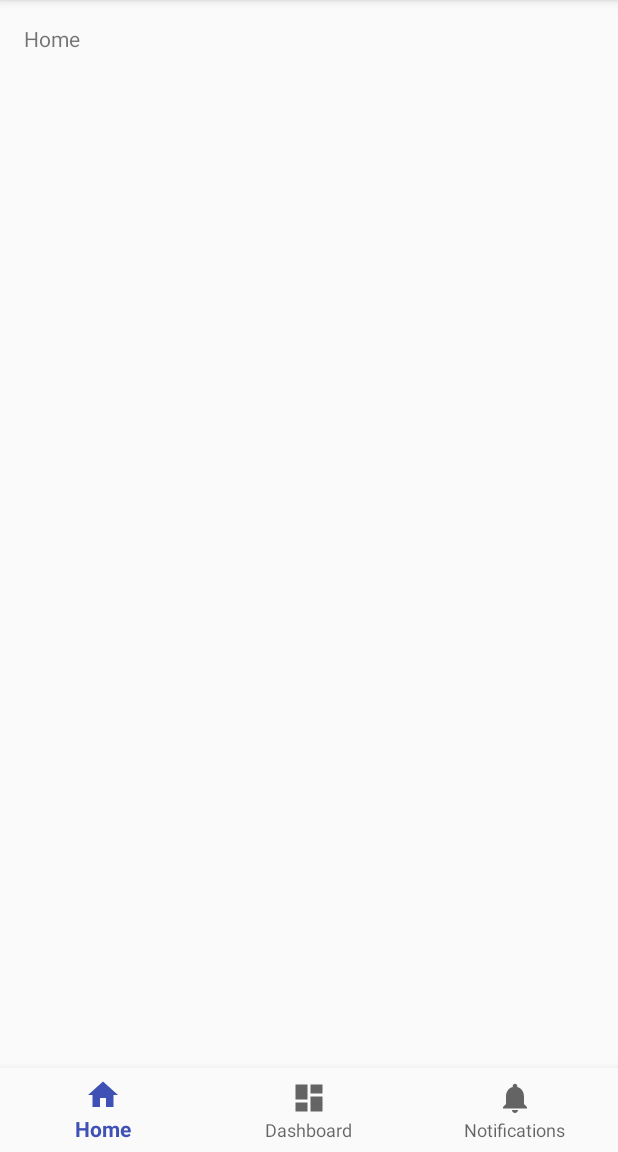
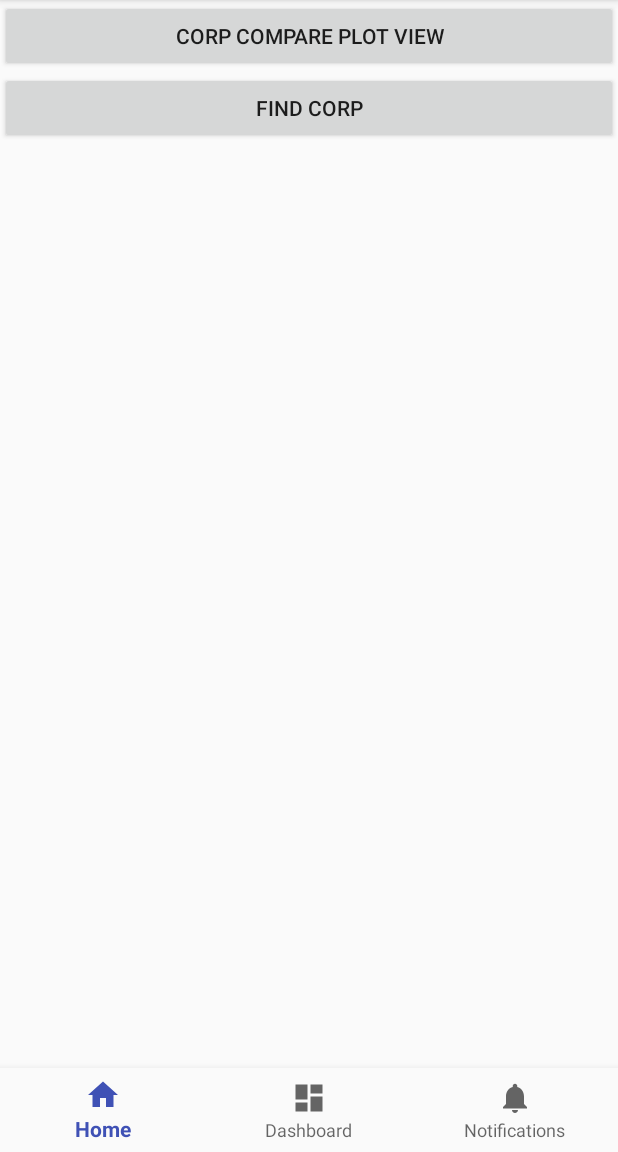
Before and after one commit to stockbrother/daydayup, an Android app: the screen it shows after launch (MainActivity), on a phone screen of 412 x 824 dp, the part 84-1236 px from its top. Run offline under Robolectric (Android 15) with nearby library versions, the phone set to English and light mode, and no system bars; libraries missing offline, so code that uses them is left out: org.slf4j.

Commit message:
re-layout

```diff
--- a/ddreport/ddreport-app/build.gradle
+++ b/ddreport/ddreport-app/build.gradle
@@ -31,5 +31,5 @@ dependencies {
     compile 'com.android.support:support-vector-drawable:26.+'
     compile project(':ddreport-core')
     compile 'com.androidplot:androidplot-core:1.5.0'
-    //compile 'org.slf4j:slf4j-android:1.7.25'
+    compile 'org.slf4j:slf4j-android:1.7.25'
 }
--- a/ddreport/ddreport-app/src/main/java/com/daydayup/ddreport/MainActivity.java
+++ b/ddreport/ddreport-app/src/main/java/com/daydayup/ddreport/MainActivity.java
@@ -1,12 +1,13 @@
 package com.daydayup.ddreport;
 
+import android.content.Intent;
 import android.os.Bundle;
-import android.os.Environment;
 import android.support.annotation.NonNull;
 import android.support.design.widget.BottomNavigationView;
 import android.support.v7.app.AppCompatActivity;
 import android.view.MenuItem;
-import android.widget.TextView;
+import android.view.View;
+import android.widget.Button;
 import daydayup.jdbc.JdbcAccessTemplate;
 import daydayup.openstock.database.DataBaseService;
 import org.slf4j.Logger;
@@ -17,7 +18,7 @@ import java.sql.Connection;
 
 public class MainActivity extends AppCompatActivity {
 
-    private TextView mTextMessage;
+
     private static final Logger LOG = LoggerFactory.getLogger(MainActivity.class);
     private BottomNavigationView.OnNavigationItemSelectedListener mOnNavigationItemSelectedListener
             = new BottomNavigationView.OnNavigationItemSelectedListener() {
@@ -26,10 +27,10 @@ public class MainActivity extends AppCompatActivity {
         public boolean onNavigationItemSelected(@NonNull MenuItem item) {
             switch (item.getItemId()) {
                 case R.id.navigation_home:
-                    mTextMessage.setText(R.string.title_home);
+
                     return true;
                 case R.id.navigation_dashboard:
-                    mTextMessage.setText(R.string.title_dashboard);
+
                     return true;
                 case R.id.navigation_notifications:
                     onTest();
@@ -39,33 +40,39 @@ public class MainActivity extends AppCompatActivity {
         }
 
     };
-    SimpleXYPlotView plot;
 
     @Override
     protected void onCreate(Bundle savedInstanceState) {
         super.onCreate(savedInstanceState);
         setContentView(R.layout.activity_main);
+        {
 
-        plot = new SimpleXYPlotView(this);
+            Button button = (Button) this.findViewById(R.id.corpCompareButtonView);
+            button.setOnClickListener(new View.OnClickListener() {
+                @Override
+                public void onClick(View view) {
+                    startActivity(new Intent(MainActivity.this, CorpComparePlotActivity.class));
+                }
+            });
+        }
+        {
 
-        mTextMessage = (TextView) findViewById(R.id.message);
-        BottomNavigationView navigation = (BottomNavigationView) findViewById(R.id.navigation);
+            Button button = (Button) this.findViewById(R.id.corpFindButtonView);
+            button.setOnClickListener(new View.OnClickListener() {
+                @Override
+                public void onClick(View view) {
+                    startActivity(new Intent(MainActivity.this, CorpFindActivity.class));
+                }
+            });
+        }
+
+        BottomNavigationView navigation = (BottomNavigationView) this.findViewById(R.id.navigation);
         navigation.setOnNavigationItemSelectedListener(mOnNavigationItemSelectedListener);
     }
 
     private void onTest() {
-        mTextMessage.setText(R.string.title_notifications + ",please wait....");
-        File storage = Environment.getExternalStorageDirectory();
 
-        File file = new File(new File(storage, ".ddreport"), "h2");
-        if (!file.exists()) {
-            LOG.warn("no folder found: " + file.getAbsolutePath());
 
-        } else {
-
-            mTextMessage.setText(R.string.title_notifications + ",rt:" );
-        }
-        this.plot.showView();
     }
 
     public void onTestx() {
@@ -105,7 +112,7 @@ public class MainActivity extends AppCompatActivity {
                 return "done";
             }
         }, false);
-        mTextMessage.setText(R.string.title_notifications);
+        //        mTextMessage.setText(R.string.title_notifications);
     }
 
 }
--- a/ddreport/ddreport-app/src/main/res/layout/activity_main.xml
+++ b/ddreport/ddreport-app/src/main/res/layout/activity_main.xml
@@ -8,25 +8,24 @@
         android:layout_height="match_parent"
         android:orientation="vertical"
         tools:context=".MainActivity">
+    <ScrollView android:layout_width="fill_parent"
+                android:layout_height="wrap_content"
+                android:layout_weight="1">
+        <LinearLayout
+                android:orientation="vertical"
+                android:layout_width="fill_parent"
+                android:layout_height="wrap_content">
 
-    <FrameLayout
-            android:id="@+id/content"
-            android:layout_width="match_parent"
-            android:layout_height="0dp"
-            android:layout_weight="1">
-
-        <TextView
-                android:id="@+id/message"
-                android:layout_width="match_parent"
-                android:layout_height="wrap_content"
-                android:layout_marginBottom="@dimen/activity_vertical_margin"
-                android:layout_marginLeft="@dimen/activity_horizontal_margin"
-                android:layout_marginRight="@dimen/activity_horizontal_margin"
-                android:layout_marginTop="@dimen/activity_vertical_margin"
-                android:text="@string/title_home"/>
-
-    </FrameLayout>
-
+            <Button
+                    android:id="@+id/corpCompareButtonView"
+                    style="@style/toc_button"
+                    android:text="Corp Compare Plot View"/>
+            <Button
+                    android:id="@+id/corpFindButtonView"
+                    style="@style/toc_button"
+                    android:text="Find Corp"/>
+        </LinearLayout>
+    </ScrollView>
     <android.support.design.widget.BottomNavigationView
             android:id="@+id/navigation"
             android:layout_width="match_parent"
--- a/ddreport/ddreport-app/src/main/res/values/styles.xml
+++ b/ddreport/ddreport-app/src/main/res/values/styles.xml
@@ -7,5 +7,8 @@
         <item name="colorPrimaryDark">@color/colorPrimaryDark</item>
         <item name="colorAccent">@color/colorAccent</item>
     </style>
-
+    <style name="toc_button">
+        <item name="android:layout_width">fill_parent</item>
+        <item name="android:layout_height">wrap_content</item>
+    </style>
 </resources>
```
Also changed, not shown: ddreport/ddreport-app/src/main/AndroidManifest.xml (+16 -0 lines), ddreport/ddreport-app/src/main/java/com/daydayup/ddreport/CorpComparePlotActivity.java (renamed from ddreport/ddreport-app/src/main/java/com/daydayup/ddreport/SimpleXYPlotView.java, +75 -74 lines), ddreport/ddreport-app/src/main/java/com/daydayup/ddreport/CorpFindActivity.java (added, +25 -0 lines), ddreport/ddreport-app/src/main/res/layout/corp_find.xml (added, +18 -0 lines).
